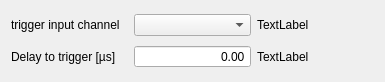
First picture: the form in TildaHost/source/Interface/TriggerWidgets/Ui_SingleHitDelay.ui, repository lasersphere/Tilda, before the edit.
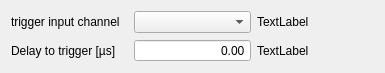
Second picture: the form after the edit.

```diff
--- a/TildaHost/source/Interface/TriggerWidgets/Ui_SingleHitDelay.ui
+++ b/TildaHost/source/Interface/TriggerWidgets/Ui_SingleHitDelay.ui
@@ -7,7 +7,7 @@
     <x>0</x>
     <y>0</y>
     <width>385</width>
-    <height>82</height>
+    <height>64</height>
    </rect>
   </property>
   <property name="windowTitle">
@@ -15,7 +15,14 @@
   </property>
   <layout class="QGridLayout" name="gridLayout">
    <item row="0" column="1">
-    <widget class="QComboBox" name="comboBox_trigInputChan"/>
+    <widget class="QComboBox" name="comboBox_trigInputChan">
+     <property name="sizePolicy">
+      <sizepolicy hsizetype="Preferred" vsizetype="Fixed">
+       <horstretch>0</horstretch>
+       <verstretch>0</verstretch>
+      </sizepolicy>
+     </property>
+    </widget>
    </item>
    <item row="1" column="0">
     <widget class="QLabel" name="label_2">
```
Left out of the diff: 3 changed lines with no effect on the pictures.
